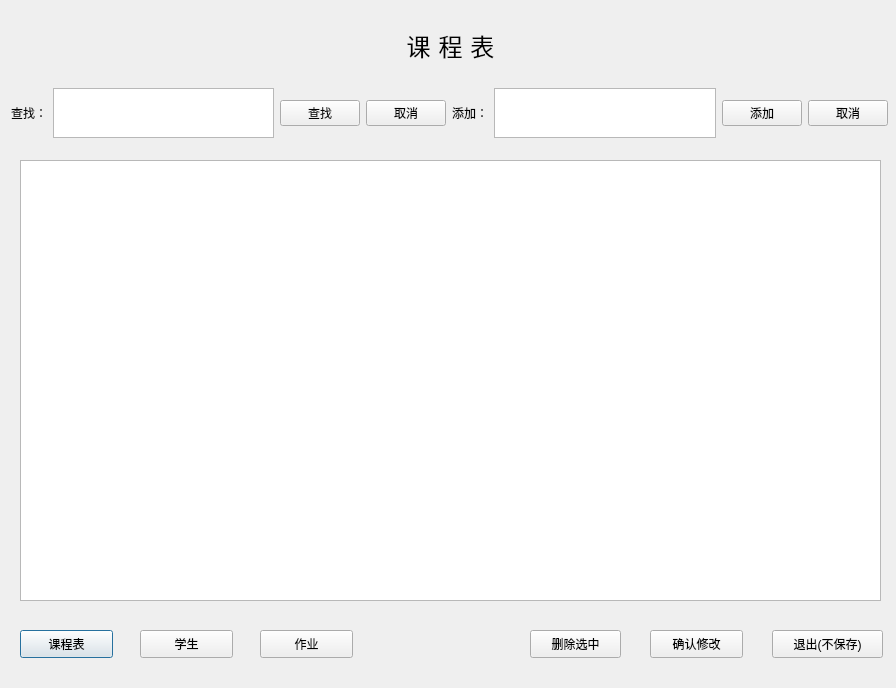
Before: the Qt Designer form 2.0/Class-Managing-System/information.ui in ALongTail/Class-Managing-System, drawn with Qt 5.
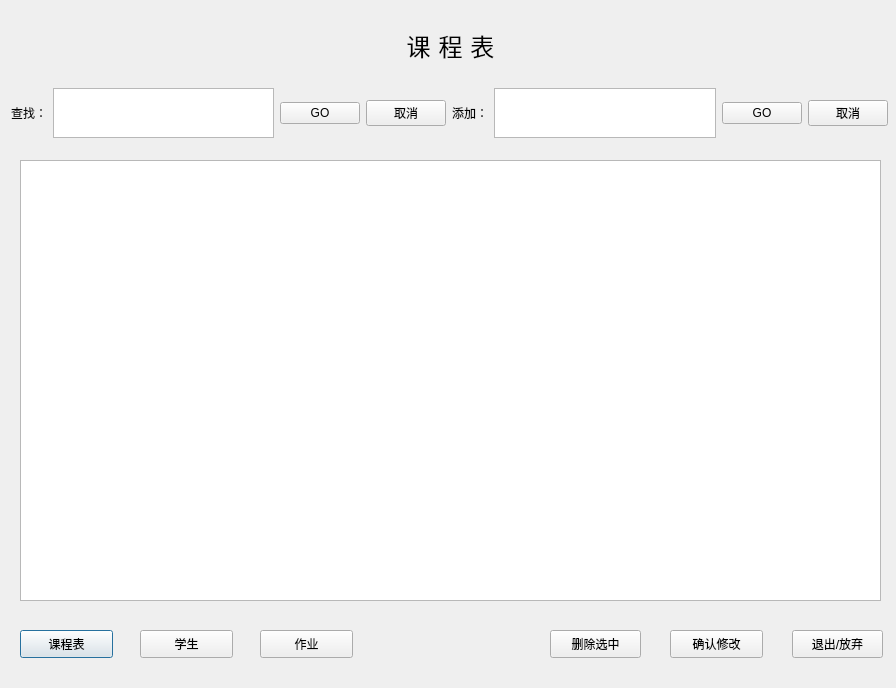
After: the same form once the commit is applied.

```diff
--- a/2.0/Class-Managing-System/information.ui
+++ b/2.0/Class-Managing-System/information.ui
@@ -73,9 +73,9 @@
   <widget class="QPushButton" name="Btnexit">
    <property name="geometry">
     <rect>
-     <x>772</x>
+     <x>792</x>
      <y>630</y>
-     <width>111</width>
+     <width>91</width>
      <height>28</height>
     </rect>
    </property>
@@ -83,7 +83,7 @@
     <cursorShape>PointingHandCursor</cursorShape>
    </property>
    <property name="text">
-    <string>退出(不保存)</string>
+    <string>退出/放弃</string>
    </property>
   </widget>
   <widget class="QWidget" name="widget_2" native="true">
@@ -121,7 +121,7 @@
        <cursorShape>PointingHandCursor</cursorShape>
       </property>
       <property name="text">
-       <string>查找</string>
+       <string>GO</string>
       </property>
      </widget>
     </item>
@@ -141,7 +141,7 @@
        <cursorShape>PointingHandCursor</cursorShape>
       </property>
       <property name="text">
-       <string>添加</string>
+       <string>GO</string>
       </property>
      </widget>
     </item>
@@ -183,7 +183,7 @@
   <widget class="QPushButton" name="BtnEdit">
    <property name="geometry">
     <rect>
-     <x>650</x>
+     <x>670</x>
      <y>630</y>
      <width>93</width>
      <height>28</height>
@@ -209,7 +209,7 @@
   <widget class="QPushButton" name="BtnDrop">
    <property name="geometry">
     <rect>
-     <x>530</x>
+     <x>550</x>
      <y>630</y>
      <width>91</width>
      <height>28</height>
```
